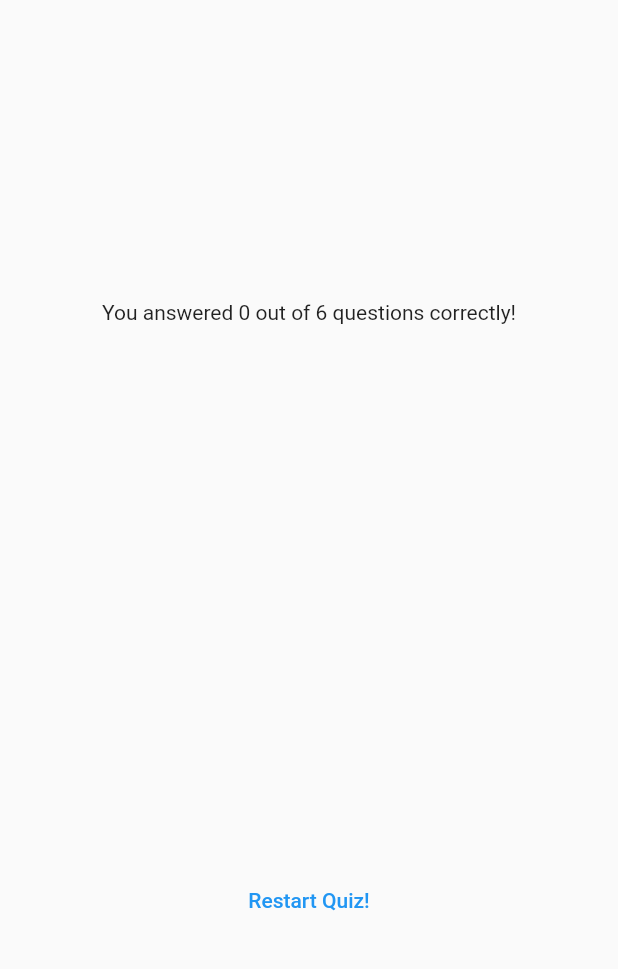
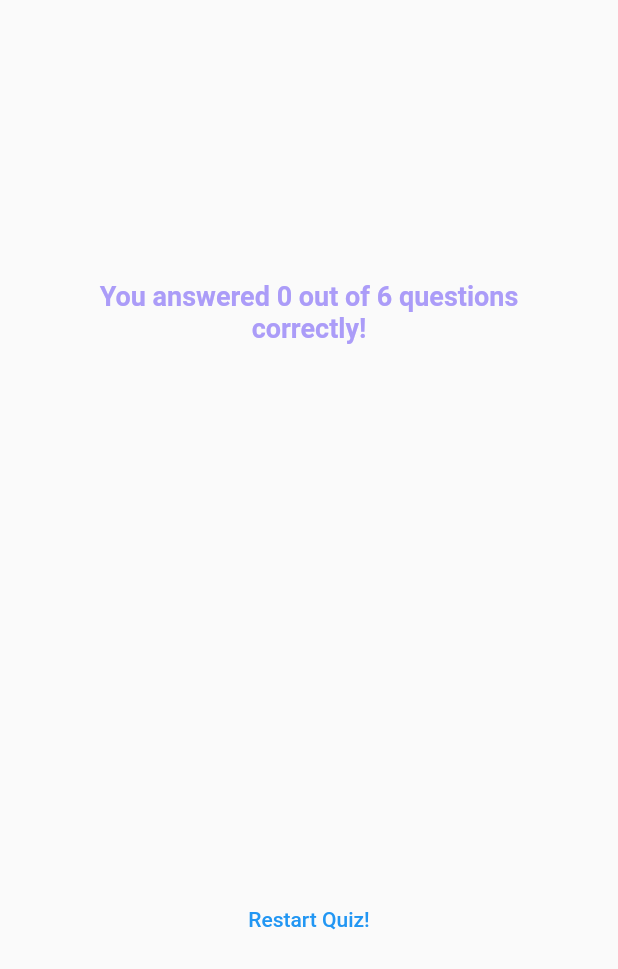
Before and after one commit to kartpop/quiz_app, a Flutter app: the ResultsScreen widget shown alone on an empty page, opened directly with empty values, on a phone screen of 412 x 824 dp. Shown: the top 969 px of the screen. Run offline on Flutter 3.47's test engine with Material 2 defaults, Android fonts, the phone set to English and light mode, and no system bars; our stand-ins replace google_fonts.

Commit message:
chore: add text style to header text on results screen

```diff
--- a/lib/results_screen.dart
+++ b/lib/results_screen.dart
@@ -40,7 +40,13 @@ class ResultsScreen extends StatelessWidget {
           mainAxisAlignment: MainAxisAlignment.center,
           children: [
             Text(
-                'You answered $numCorrectQuestions out of $numTotalQuestions questions correctly!'),
+                'You answered $numCorrectQuestions out of $numTotalQuestions questions correctly!',
+                textAlign: TextAlign.center,
+                style: const TextStyle(
+                  color: Color.fromARGB(255, 171, 156, 248),
+                  fontSize: 18,
+                  fontWeight: FontWeight.bold,
+                )),
             const SizedBox(
               height: 30,
             ),
```
